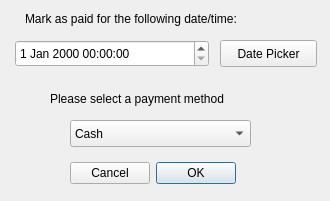
Qt form dialogs/job/PaymentMethodDialog.ui (supermaximo93/Computing_Project) before a commit.
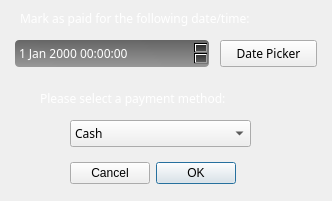
The same form after that commit. Icons and pictures are not drawn.

Diff of the .ui file:
```diff
--- a/dialogs/job/PaymentMethodDialog.ui
+++ b/dialogs/job/PaymentMethodDialog.ui
@@ -6,12 +6,40 @@
    <rect>
     <x>0</x>
     <y>0</y>
-    <width>330</width>
+    <width>332</width>
     <height>201</height>
    </rect>
   </property>
+  <property name="font">
+   <font>
+    <family>Sans Serif</family>
+   </font>
+  </property>
   <property name="windowTitle">
-   <string>Dialog</string>
+   <string>Mark As Paid</string>
+  </property>
+  <property name="styleSheet">
+   <string notr="true">QLabel {
+	color: white;
+}
+
+QPushButton {
+	font-size: 12px;
+	font-family: &quot;Sans Serif&quot;;
+}
+
+QDoubleSpinBox, QSpinBox, QDateEdit, QDateTimeEdit, QLineEdit {
+	color: white;
+	background-color: qlineargradient(spread:pad, x1:0.481, y1:1, x2:0.515, y2:0, stop:0 rgba(0, 0, 0, 93), stop:0.995238 rgba(0, 0, 0, 147));
+	border: none;
+	border-radius: 4px;
+	selection-background-color: #333333;
+	padding: 4px 2px 4px 2px;
+}
+
+#PaymentMethodDialog {
+	background-image: url(:/images/background_blue);
+}</string>
   </property>
   <widget class="QDialogButtonBox" name="buttonBox">
    <property name="geometry">
@@ -41,6 +69,11 @@
      <height>27</height>
     </rect>
    </property>
+   <property name="font">
+    <font>
+     <family>Sans Serif</family>
+    </font>
+   </property>
    <item>
     <property name="text">
      <string>Cash</string>
@@ -70,14 +103,19 @@
   <widget class="QLabel" name="label">
    <property name="geometry">
     <rect>
-     <x>50</x>
+     <x>40</x>
      <y>90</y>
-     <width>221</width>
+     <width>251</width>
      <height>17</height>
     </rect>
    </property>
+   <property name="font">
+    <font>
+     <family>Sans Serif</family>
+    </font>
+   </property>
    <property name="text">
-    <string>Please select a payment method</string>
+    <string>Please select a payment method:</string>
    </property>
   </widget>
   <widget class="QDateTimeEdit" name="dateTimeEdit">
@@ -89,16 +127,26 @@
      <height>27</height>
     </rect>
    </property>
+   <property name="font">
+    <font>
+     <family>Sans Serif</family>
+    </font>
+   </property>
   </widget>
   <widget class="QLabel" name="label_2">
    <property name="geometry">
     <rect>
-     <x>25</x>
+     <x>20</x>
      <y>10</y>
-     <width>291</width>
+     <width>311</width>
      <height>17</height>
     </rect>
    </property>
+   <property name="font">
+    <font>
+     <family>Sans Serif</family>
+    </font>
+   </property>
    <property name="text">
     <string>Mark as paid for the following date/time:</string>
    </property>
@@ -112,6 +160,12 @@
      <height>27</height>
     </rect>
    </property>
+   <property name="font">
+    <font>
+     <family>Sans Serif</family>
+     <pointsize>-1</pointsize>
+    </font>
+   </property>
    <property name="text">
     <string>Date Picker</string>
    </property>
```
Left out of the diff: 5 changed lines with no effect on the pictures.
